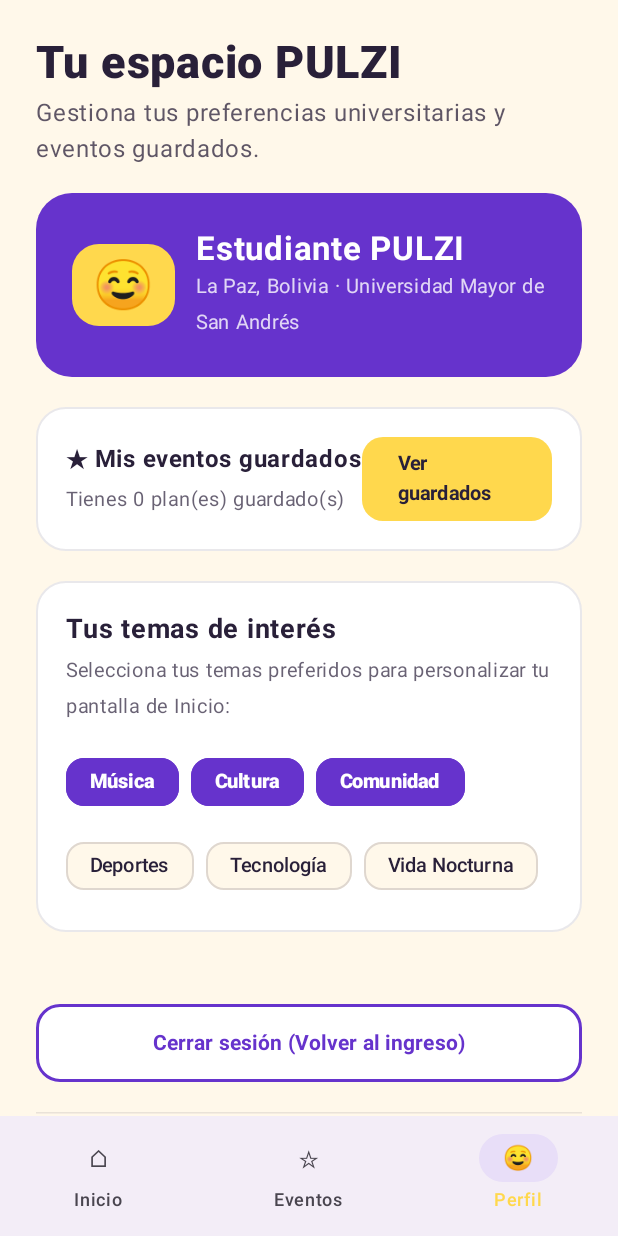
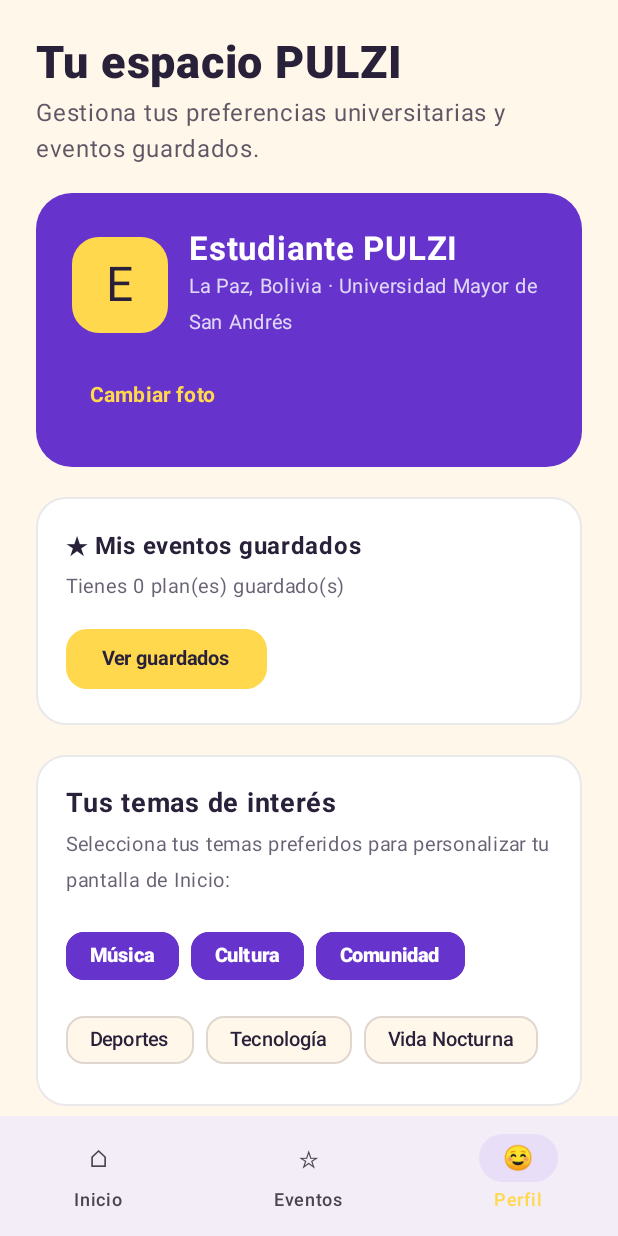
Before and after one commit to josenacho567-eng/PULZI, an Android app built with Jetpack Compose: the @Preview function PulziAppHomePreview, item 3 of the bottom bar chosen, on a phone screen of 412 x 824 dp. Run offline under Robolectric (Android 15) with nearby library versions, the phone set to English and light mode, and no system bars.

Commit message:
feat: integrar perfil y preferencias del primer avance

```diff
--- a/app/src/main/java/com/example/pulzy/MainActivity.kt
+++ b/app/src/main/java/com/example/pulzy/MainActivity.kt
@@ -13,6 +13,7 @@ import androidx.compose.ui.Modifier
 import androidx.compose.ui.tooling.preview.Preview
 import com.example.pulzy.ui.*
 import com.example.pulzy.ui.theme.PulzyTheme
+import com.example.pulzy.model.Usuario
 import kotlinx.coroutines.delay
 
 enum class PulziDestination {
@@ -38,23 +39,20 @@ fun PulziApp(
     var currentDestination by rememberSaveable { mutableStateOf(initialDestination) }
     var selectedTab by rememberSaveable { mutableStateOf("Inicio") }
 
-    // Estado global en memoria para intereses de usuario y eventos guardados
-    var userLikedTopics by rememberSaveable {
-        mutableStateOf(setOf("Música", "Cultura", "Comunidad"))
-    }
-    var savedEventIds by rememberSaveable {
-        mutableStateOf(setOf<String>())
-    }
+    var usuario by remember { mutableStateOf(Usuario()) }
+    val userLikedTopics = usuario.temas
+    val savedEventIds = usuario.eventosGuardados
     var eventsInitialFilter by rememberSaveable {
         mutableStateOf("Todos")
     }
 
     val onToggleSave: (String) -> Unit = { id ->
-        savedEventIds = if (savedEventIds.contains(id)) {
+        val nuevos = if (savedEventIds.contains(id)) {
             savedEventIds - id
         } else {
             savedEventIds + id
         }
+        usuario = usuario.copy(eventosGuardados = nuevos)
     }
 
     LaunchedEffect(Unit) {
@@ -78,6 +76,9 @@ fun PulziApp(
         when (currentDestination) {
             PulziDestination.Login -> {
                 LoginScreen(
+                    onUserEntered = { nombre ->
+                        usuario = Usuario(nombre = nombre.ifBlank { "Estudiante PULZI" })
+                    },
                     onLoginSuccess = {
                         selectedTab = "Inicio"
                         currentDestination = PulziDestination.Main
@@ -89,6 +90,13 @@ fun PulziApp(
             }
             PulziDestination.Register -> {
                 RegisterScreen(
+                    onRegistrationData = { nombre, universidad, temas ->
+                        usuario = Usuario(
+                            nombre = nombre.ifBlank { "Estudiante PULZI" },
+                            universidad = universidad.ifBlank { "Universidad Mayor de San Andrés" },
+                            temas = temas
+                        )
+                    },
                     onRegisterSuccess = {
                         selectedTab = "Inicio"
                         currentDestination = PulziDestination.Main
@@ -138,14 +146,15 @@ fun PulziApp(
                             modifier = Modifier.padding(padding)
                         )
                         "Perfil" -> ProfileScreen(
-                            userLikedTopics = userLikedTopics,
-                            onUpdateLikedTopics = { userLikedTopics = it },
-                            savedEventIds = savedEventIds,
+                            usuario = usuario,
+                            onUpdateLikedTopics = { usuario = usuario.copy(temas = it) },
+                            onPhotoSelected = { usuario = usuario.copy(fotoUri = it) },
                             onNavigateToSavedEvents = {
                                 eventsInitialFilter = "★ Guardados"
                                 selectedTab = "Eventos"
                             },
                             onLogout = {
+                                usuario = Usuario()
                                 currentDestination = PulziDestination.Login
                             },
                             modifier = Modifier.padding(padding)
--- /dev/null
+++ b/app/src/main/java/com/example/pulzy/model/Models.kt
@@ -0,0 +1,10 @@
+package com.example.pulzy.model
+
+// Datos temporales del estudiante durante esta demostración.
+data class Usuario(
+    val nombre: String = "Estudiante PULZI",
+    val universidad: String = "Universidad Mayor de San Andrés",
+    val fotoUri: String? = null,
+    val temas: Set<String> = setOf("Música", "Cultura", "Comunidad"),
+    val eventosGuardados: Set<String> = emptySet()
+)
--- a/app/src/main/java/com/example/pulzy/ui/HomeScreen.kt
+++ b/app/src/main/java/com/example/pulzy/ui/HomeScreen.kt
@@ -107,8 +107,9 @@ fun HomeScreen(
                 fontWeight = FontWeight.Bold,
                 color = Ink
             )
-            Row(
+            FlowRow(
                 horizontalArrangement = Arrangement.spacedBy(8.dp),
+                verticalArrangement = Arrangement.spacedBy(8.dp),
                 modifier = Modifier.fillMaxWidth()
             ) {
                 userLikedTopics.forEach { topic ->
--- a/app/src/main/java/com/example/pulzy/ui/ProfileScreen.kt
+++ b/app/src/main/java/com/example/pulzy/ui/ProfileScreen.kt
@@ -1,6 +1,11 @@
 package com.example.pulzy.ui
 
+import android.graphics.BitmapFactory
+import android.net.Uri
+import androidx.activity.compose.rememberLauncherForActivityResult
+import androidx.activity.result.contract.ActivityResultContracts
 import androidx.compose.foundation.BorderStroke
+import androidx.compose.foundation.Image
 import androidx.compose.foundation.layout.*
 import androidx.compose.foundation.shape.RoundedCornerShape
 import androidx.compose.material3.*
@@ -8,22 +13,39 @@ import androidx.compose.runtime.*
 import androidx.compose.ui.Alignment
 import androidx.compose.ui.Modifier
 import androidx.compose.ui.graphics.Color
+import androidx.compose.ui.graphics.asImageBitmap
+import androidx.compose.ui.layout.ContentScale
+import androidx.compose.ui.platform.LocalContext
 import androidx.compose.ui.text.font.FontWeight
 import androidx.compose.ui.tooling.preview.Preview
 import androidx.compose.ui.unit.dp
 import androidx.compose.ui.unit.sp
 import com.example.pulzy.model.DemoEvents
+import com.example.pulzy.model.Usuario
 import com.example.pulzy.ui.theme.*
 
 @Composable
 fun ProfileScreen(
-    userLikedTopics: Set<String>,
+    usuario: Usuario,
     onUpdateLikedTopics: (Set<String>) -> Unit,
-    savedEventIds: Set<String>,
+    onPhotoSelected: (String) -> Unit,
     onNavigateToSavedEvents: () -> Unit,
     onLogout: () -> Unit,
     modifier: Modifier = Modifier
 ) {
+    val userLikedTopics = usuario.temas
+    val savedEventIds = usuario.eventosGuardados
+    val context = LocalContext.current
+    val photo = remember(usuario.fotoUri) {
+        usuario.fotoUri?.let { uri ->
+            runCatching {
+                context.contentResolver.openInputStream(Uri.parse(uri))?.use(BitmapFactory::decodeStream)
+            }.getOrNull()
+        }
+    }
+    val photoPicker = rememberLauncherForActivityResult(ActivityResultContracts.GetContent()) { uri ->
+        if (uri != null) onPhotoSelected(uri.toString())
+    }
     Page(modifier = modifier) {
         Heading(
             title = "Tu espacio PULZI",
@@ -46,30 +68,33 @@ fun ProfileScreen(
                     verticalAlignment = Alignment.CenterVertically,
                     horizontalArrangement = Arrangement.spacedBy(14.dp)
                 ) {
-                    Surface(
-                        color = Yellow,
-                        shape = RoundedCornerShape(18.dp)
-                    ) {
-                        Text(
-                            text = "☺",
-                            fontSize = 32.sp,
-                            modifier = Modifier.padding(horizontal = 14.dp, vertical = 8.dp)
-                        )
+                    Surface(color = Yellow, shape = RoundedCornerShape(18.dp)) {
+                        Box(Modifier.size(64.dp), contentAlignment = Alignment.Center) {
+                            if (photo != null) {
+                                Image(photo.asImageBitmap(), "Foto de perfil",
+                                    Modifier.fillMaxSize(), contentScale = ContentScale.Crop)
+                            } else {
+                                Text(usuario.nombre.take(1).uppercase(), fontSize = 32.sp, color = Ink)
+                            }
+                        }
                     }
 
                     Column {
                         Text(
-                            text = "Estudiante PULZI",
+                            text = usuario.nombre,
                             color = Color.White,
                             fontSize = 22.sp,
                             fontWeight = FontWeight.Bold
                         )
                         Text(
-                            text = "La Paz, Bolivia · Universidad Mayor de San Andrés",
+                            text = "La Paz, Bolivia · ${usuario.universidad}",
                             color = Color.White.copy(alpha = 0.8f),
                             fontSize = 13.sp
                         )
                     }
+                }
+                TextButton(onClick = { photoPicker.launch("image/*") }) {
+                    Text("Cambiar foto", color = Yellow, fontWeight = FontWeight.Bold)
                 }
             }
         }
@@ -81,12 +106,11 @@ fun ProfileScreen(
             border = BorderStroke(1.dp, Ink.copy(alpha = 0.1f)),
             modifier = Modifier.fillMaxWidth()
         ) {
-            Row(
+            Column(
                 modifier = Modifier
                     .fillMaxWidth()
                     .padding(20.dp),
-                horizontalArrangement = Arrangement.SpaceBetween,
-                verticalAlignment = Alignment.CenterVertically
+                verticalArrangement = Arrangement.spacedBy(12.dp)
             ) {
                 Column(verticalArrangement = Arrangement.spacedBy(4.dp)) {
                     Text(
@@ -198,12 +222,6 @@ fun ProfileScreen(
 
         HorizontalDivider(color = Ink.copy(alpha = 0.1f))
 
-        Text(
-            text = "PULZI ✦ La Paz, Bolivia\nPrimer avance - Entrevista y prototipo navegable.",
-            color = Violet,
-            fontSize = 12.sp,
-            lineHeight = 16.sp
-        )
     }
 }
 
@@ -212,9 +230,9 @@ fun ProfileScreen(
 private fun ProfileScreenPreview() {
     PulzyTheme {
         ProfileScreen(
-            userLikedTopics = setOf("Música", "Cultura", "Comunidad"),
+            usuario = Usuario(temas = setOf("Música", "Cultura", "Comunidad"), eventosGuardados = setOf("evt_1")),
             onUpdateLikedTopics = {},
-            savedEventIds = setOf("evt_1"),
+            onPhotoSelected = {},
             onNavigateToSavedEvents = {},
             onLogout = {}
         )
```
Also changed, not shown: app/src/main/java/com/example/pulzy/ui/AuthScreens.kt (+7 -2 lines), 3 other files.
